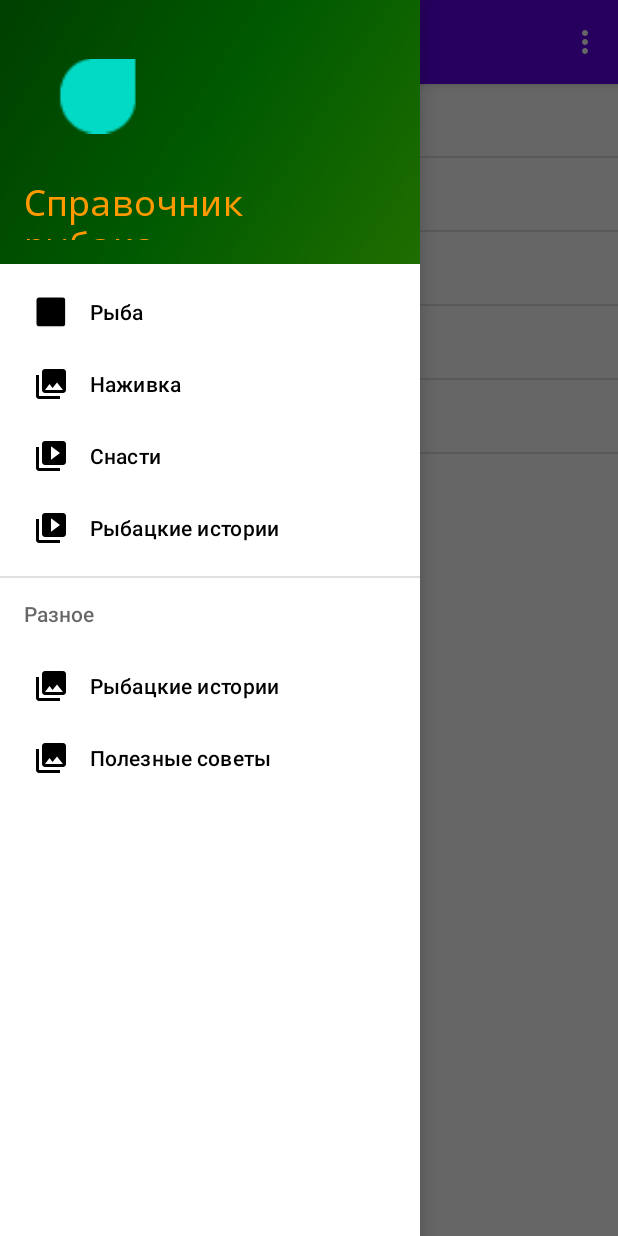
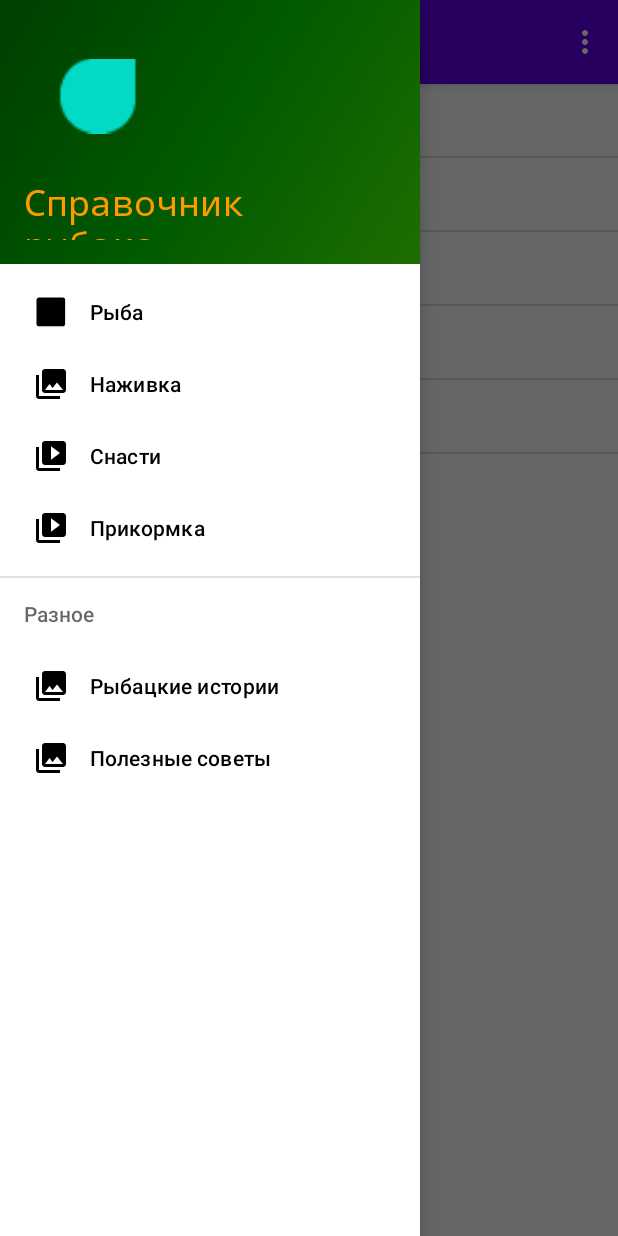
Before and after one commit to Aulas-ctrl/Hadbook, an Android app: the screen it shows after launch (MainActivity), with the side drawer open, on a phone screen of 412 x 824 dp. Run offline under Robolectric (Android 15) with nearby library versions, the phone set to English and light mode, and no system bars.

Commit message:
7 commit

```diff
--- a/app/src/main/AndroidManifest.xml
+++ b/app/src/main/AndroidManifest.xml
@@ -23,6 +23,7 @@
                 <category android:name="android.intent.category.LAUNCHER" />
             </intent-filter>
         </activity>
+        <activity android:name="com.example.handbook.Text_Content_Activity" />
     </application>
 
 </manifest>
--- a/app/src/main/java/com/example/handbook/MainActivity.java
+++ b/app/src/main/java/com/example/handbook/MainActivity.java
@@ -1,8 +1,11 @@
 package com.example.handbook;
 
+import android.content.Intent;
 import android.os.Bundle;
 import android.view.Menu;
 import android.view.MenuItem;
+import android.view.View;
+import android.widget.AdapterView;
 import android.widget.ArrayAdapter;
 import android.widget.ListView;
 
@@ -15,6 +18,9 @@ import androidx.drawerlayout.widget.DrawerLayout;
 
 import com.example.handbook.databinding.ActivityMainBinding;
 import com.google.android.material.navigation.NavigationView;
+
+import java.util.ArrayList;
+import java.util.Arrays;
 
 public class MainActivity extends AppCompatActivity implements NavigationView.OnNavigationItemSelectedListener {
 
@@ -38,13 +44,18 @@ public class MainActivity extends AppCompatActivity implements NavigationView.On
         array = getResources().getStringArray(R.array.fish_array);
 
 
-        ArrayAdapter<String> adapter = new ArrayAdapter<>(this, android.R.layout.simple_list_item_1, array);
+        adapter = new ArrayAdapter<>(this, android.R.layout.simple_list_item_1, new ArrayList<String>(Arrays.asList(array)));
         list.setAdapter(adapter);
 
 
         toolbar = findViewById(R.id.toolbar);
         setSupportActionBar(toolbar);
-        DrawerLayout drawer = binding.drawerLayout;
+
+
+
+
+        DrawerLayout drawer = findViewById(R.id.drawer_layout);
+ //        DrawerLayout drawer = binding.drawerLayout;
         NavigationView navigationView = findViewById(R.id.nav_view);
 
 
@@ -56,8 +67,17 @@ public class MainActivity extends AppCompatActivity implements NavigationView.On
         ActionBarDrawerToggle toggle = new ActionBarDrawerToggle(this, drawer, toolbar, R.string.navigation_drawer_open, R.string.navigation_drawer_close);
         drawer.addDrawerListener(toggle);
         toggle.syncState();
+        navigationView.setNavigationItemSelectedListener(this);
 
-        navigationView.setNavigationItemSelectedListener(this);
+        list.setOnItemClickListener(new AdapterView.OnItemClickListener() {
+            @Override
+            public void onItemClick(AdapterView<?> adapterView, View view, int i, long l) {
+
+                Intent intent = new Intent(MainActivity.this, Text_Content_Activity.class);
+                startActivity(intent);
+
+            }
+        });
 
     }
 
@@ -65,6 +85,7 @@ public class MainActivity extends AppCompatActivity implements NavigationView.On
     public boolean onCreateOptionsMenu(Menu menu) {
         // Inflate the menu; this adds items to the action bar if it is present.
         getMenuInflater().inflate(R.menu.main, menu);
+        toolbar.setTitle(R.string.fish);
         return true;
     }
 
@@ -80,6 +101,7 @@ public class MainActivity extends AppCompatActivity implements NavigationView.On
            adapter.clear();
            adapter.addAll(array);
            adapter.notifyDataSetChanged();
+           toolbar.setTitle(R.string.fish);
 
         } else if
         (id == R.id.id_na) {
@@ -87,30 +109,35 @@ public class MainActivity extends AppCompatActivity implements NavigationView.On
             adapter.clear();
             adapter.addAll(array);
             adapter.notifyDataSetChanged();
+            toolbar.setTitle(R.string.na);
 
         } else if (id == R.id.id_sna) {
             array = getResources().getStringArray(R.array.sna_array);
             adapter.clear();
             adapter.addAll(array);
             adapter.notifyDataSetChanged();
+            toolbar.setTitle(R.string.sna);
 
         } else if (id == R.id.id_pri) {
             array = getResources().getStringArray(R.array.pri_array);
             adapter.clear();
             adapter.addAll(array);
             adapter.notifyDataSetChanged();
+            toolbar.setTitle(R.string.pri);
 
         } else if (id == R.id.id_history) {
             array = getResources().getStringArray(R.array.history_array);
             adapter.clear();
             adapter.addAll(array);
             adapter.notifyDataSetChanged();
+            toolbar.setTitle(R.string.history);
 
         } else if (id == R.id.id_advice) {
             array = getResources().getStringArray(R.array.advice_array);
             adapter.clear();
             adapter.addAll(array);
             adapter.notifyDataSetChanged();
+            toolbar.setTitle(R.string.advice);
 
         }
 
--- a/app/src/main/res/menu/activity_main_drawer.xml
+++ b/app/src/main/res/menu/activity_main_drawer.xml
@@ -7,30 +7,30 @@
         <item
             android:id="@+id/id_fish"
             android:icon="@mipmap/ic_list"
-            android:title="@string/menu_home" />
+            android:title="@string/fish" />
         <item
             android:id="@+id/id_na"
             android:icon="@drawable/ic_menu_gallery"
-            android:title="@string/menu_gallery" />
+            android:title="@string/na" />
         <item
             android:id="@+id/id_sna"
             android:icon="@drawable/ic_menu_slideshow"
-            android:title="@string/menu_slideshow" />
+            android:title="@string/sna" />
         <item
             android:id="@+id/id_pri"
             android:icon="@drawable/ic_menu_slideshow"
-            android:title="@string/menu_share" />
+            android:title="@string/pri" />
          </group>
     <item android:title="Разное">
         <menu>
             <item
                 android:id="@+id/id_history"
                 android:icon="@drawable/ic_menu_gallery"
-                android:title="@string/menu_share" />
+                android:title="@string/history" />
             <item
                 android:id="@+id/id_advice"
                 android:icon="@drawable/ic_menu_gallery"
-                android:title="@string/menu_send" />
+                android:title="@string/advice" />
 
 
         </menu>
--- a/app/src/main/res/values/strings.xml
+++ b/app/src/main/res/values/strings.xml
@@ -7,9 +7,16 @@
     <string name="nav_header_desc">Navigation header</string>
     <string name="action_settings">Settings</string>
 
-    <string name="menu_home">Рыба</string>
-    <string name="menu_gallery">Наживка</string>
-    <string name="menu_slideshow">Снасти</string>
-    <string name="menu_share">Рыбацкие истории</string>
-    <string name="menu_send">Полезные советы</string>
+    <string name="fish">Рыба</string>
+    <string name="na">Наживка</string>
+    <string name="sna">Снасти</string>
+    <string name="pri">Прикормка</string>
+    <string name="history">Рыбацкие истории</string>
+    <string name="advice">Полезные советы</string>
+    <string name="fish1">Обыкнове́нный сом.
+        Длина тела до 5 м, масса до 400 кг[3] (по историческим данным)[4]. Л. П. Сабанеев приводит сведения Кесслера о поимке сомов массой более 800 кг в XIX веке, в Днепре, Днестре и Одере[5]. Официально зарегистрирован пойманный сом массой 306 кг, длиной более 3 м и возрастом около 80 лет[6]. Сейчас сомы массой выше 100 кг встречаются крайне редко, тем не менее зарегистрированы случаи поимки сомов длиной более 2,5 м и массой около 150 кг[7]. Анальный плавник длинный, жировой плавник отсутствует, непарные плавники не имеют шипов.
+Окрас в большинстве случаев бурый с оттенками коричнево-зелёного, брюхо белое. В зависимости от мест обитания окрас может меняться от почти чёрного до светло-жёлтого. Иногда встречаются сомы альбиносы.
+        Существует заблуждение, что сом питается только падалью. На самом деле это не совсем так. Основной пищей сома на ранней стадии развития являются мелкие ракообразные, мальки и водные насекомые. В более зрелом возрасте, в зависимости от кормовой базы, предпочитает в рационе живую рыбу и других пресноводных животных и моллюсков. Также известны случаи нападения на водоплавающих птиц и мелких домашних животных.
+Сом-альбинос (в центре). Активный ночной хищник. Днём предпочитает отлёживаться на ямах, в коряжнике и прочих «крепких местах».
+Перед ледоставом сом собирается на ямах в небольшие группы от 5 до 10 особей. Зимой не питается и практически неактиве</string>
 </resources>
```
